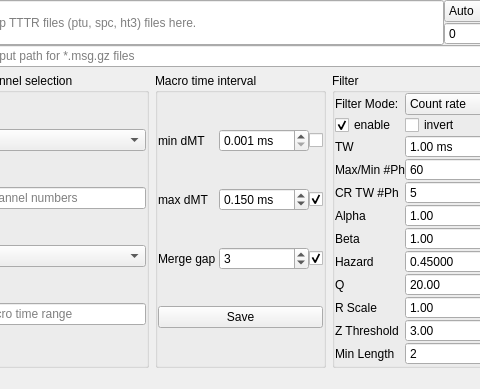
The window that chisurf/gui/widgets/wizard/tttr_photonfilter/tttr_photon_filter.ui (Fluorescence-Tools/chisurf) describes before a commit, drawn with Qt 5; both pictures show x 327 to 807 and y 0 to 389 of the 1064 by 523 pixel window.
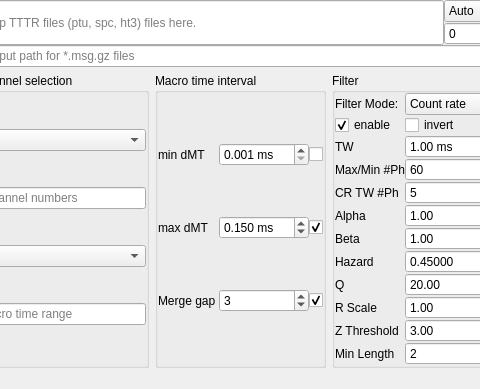
The same window after the commit.

The edit to the form file:
```diff
--- a/chisurf/gui/widgets/wizard/tttr_photonfilter/tttr_photon_filter.ui
+++ b/chisurf/gui/widgets/wizard/tttr_photonfilter/tttr_photon_filter.ui
@@ -418,16 +418,6 @@
             </property>
            </widget>
           </item>
-          <item row="3" column="0" colspan="3">
-           <widget class="QPushButton" name="save_burst_params_button">
-            <property name="toolTip">
-             <string>Save burst parameters as default to setup.</string>
-            </property>
-            <property name="text">
-             <string>Save</string>
-            </property>
-           </widget>
-          </item>
           <item row="0" column="0">
            <widget class="QLabel" name="label_3">
             <property name="text">
```
Left out of the diff: 16 changed lines with no effect on the pictures.
